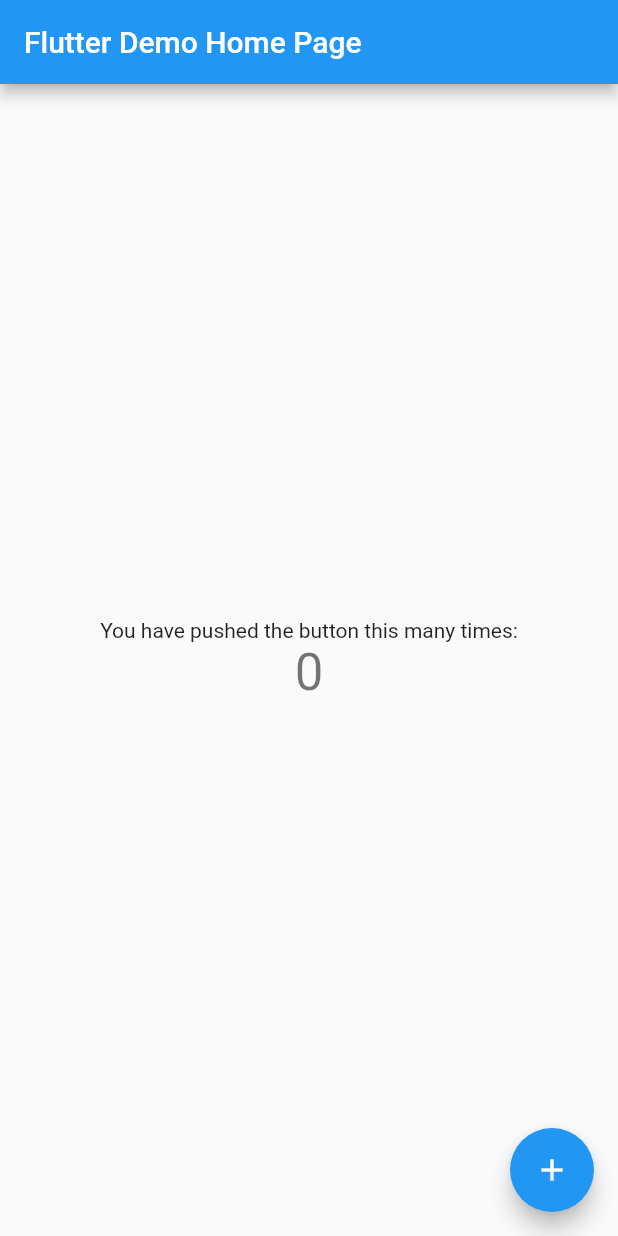
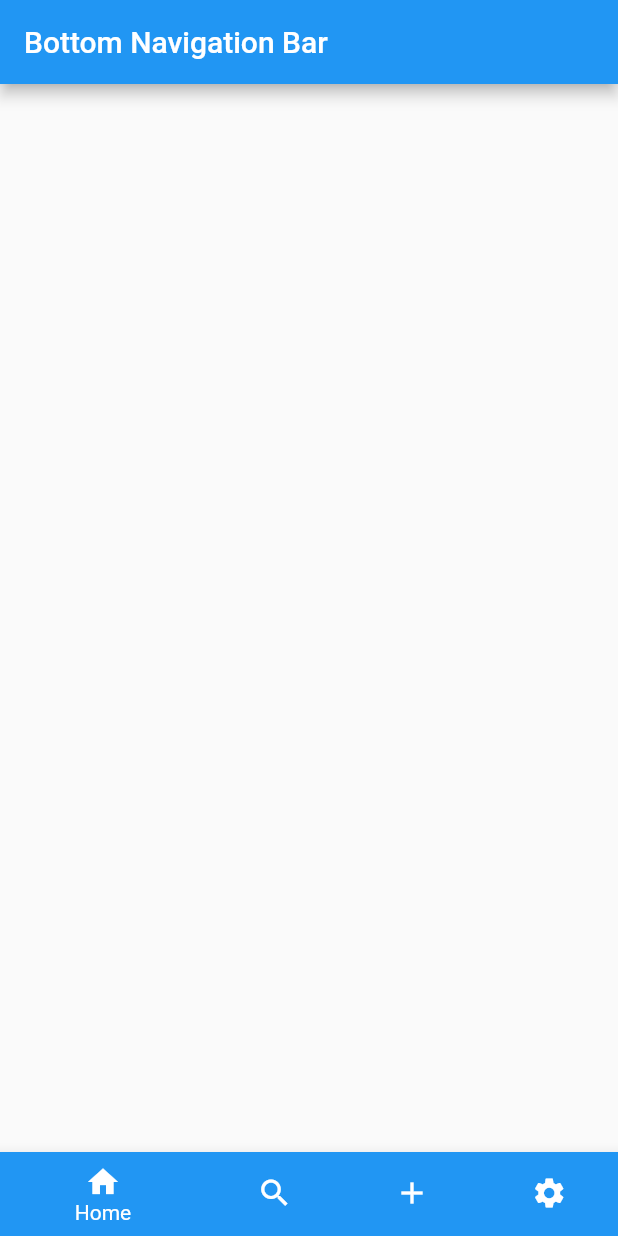
Before and after one commit to Nikhil-Wagh/FlutterSamples, a Flutter app: the screen it shows after launch, on a phone screen of 412 x 824 dp. Run offline on Flutter 3.47's test engine with Material 2 defaults, Android fonts, the phone set to English and light mode, and no system bars.

Commit message:
navbar working

```diff
--- a/BottomNavigationBar/lib/main.dart
+++ b/BottomNavigationBar/lib/main.dart
@@ -11,37 +11,16 @@ class MyApp extends StatelessWidget {
     return MaterialApp(
       title: 'Flutter Demo',
       theme: ThemeData(
-        // This is the theme of your application.
-        //
-        // Try running your application with "flutter run". You'll see the
-        // application has a blue toolbar. Then, without quitting the app, try
-        // changing the primarySwatch below to Colors.green and then invoke
-        // "hot reload" (press "r" in the console where you ran "flutter run",
-        // or simply save your changes to "hot reload" in a Flutter IDE).
-        // Notice that the counter didn't reset back to zero; the application
-        // is not restarted.
         primarySwatch: Colors.blue,
-        // This makes the visual density adapt to the platform that you run
-        // the app on. For desktop platforms, the controls will be smaller and
-        // closer together (more dense) than on mobile platforms.
         visualDensity: VisualDensity.adaptivePlatformDensity,
       ),
-      home: MyHomePage(title: 'Flutter Demo Home Page'),
+      home: MyHomePage(title: 'Bottom Navigation Bar'),
     );
   }
 }
 
 class MyHomePage extends StatefulWidget {
   MyHomePage({Key key, this.title}) : super(key: key);
-
-  // This widget is the home page of your application. It is stateful, meaning
-  // that it has a State object (defined below) that contains fields that affect
-  // how it looks.
-
-  // This class is the configuration for the state. It holds the values (in this
-  // case the title) provided by the parent (in this case the App widget) and
-  // used by the build method of the State. Fields in a Widget subclass are
-  // always marked "final".
 
   final String title;
 
@@ -50,68 +29,26 @@ class MyHomePage extends StatefulWidget {
 }
 
 class _MyHomePageState extends State<MyHomePage> {
-  int _counter = 0;
-
-  void _incrementCounter() {
-    setState(() {
-      // This call to setState tells the Flutter framework that something has
-      // changed in this State, which causes it to rerun the build method below
-      // so that the display can reflect the updated values. If we changed
-      // _counter without calling setState(), then the build method would not be
-      // called again, and so nothing would appear to happen.
-      _counter++;
-    });
-  }
-
+  int _currentIndex = 0;
   @override
   Widget build(BuildContext context) {
-    // This method is rerun every time setState is called, for instance as done
-    // by the _incrementCounter method above.
-    //
-    // The Flutter framework has been optimized to make rerunning build methods
-    // fast, so that you can just rebuild anything that needs updating rather
-    // than having to individually change instances of widgets.
     return Scaffold(
-      appBar: AppBar(
-        // Here we take the value from the MyHomePage object that was created by
-        // the App.build method, and use it to set our appbar title.
-        title: Text(widget.title),
+      appBar: AppBar(title: Text(widget.title)),
+      // body: Container(
+      //   color: Colors.blue[900],
+      // ),
+      bottomNavigationBar: BottomNavigationBar(
+        currentIndex: _currentIndex,
+        items: <BottomNavigationBarItem>[
+          BottomNavigationBarItem(icon: Icon(Icons.home), label: 'Home', backgroundColor: Colors.blue),
+          BottomNavigationBarItem(icon: Icon(Icons.search), label: 'Search', backgroundColor: Colors.blue),
+          BottomNavigationBarItem(icon: Icon(Icons.add), label: 'Add', backgroundColor: Colors.blue),
+          BottomNavigationBarItem(icon: Icon(Icons.settings), label: 'Settings', backgroundColor: Colors.blue),
+        ],
+        onTap: (value) => setState(() {
+          _currentIndex = value;
+        }),
       ),
-      body: Center(
-        // Center is a layout widget. It takes a single child and positions it
-        // in the middle of the parent.
-        child: Column(
-          // Column is also a layout widget. It takes a list of children and
-          // arranges them vertically. By default, it sizes itself to fit its
-          // children horizontally, and tries to be as tall as its parent.
-          //
-          // Invoke "debug painting" (press "p" in the console, choose the
-          // "Toggle Debug Paint" action from the Flutter Inspector in Android
-          // Studio, or the "Toggle Debug Paint" command in Visual Studio Code)
-          // to see the wireframe for each widget.
-          //
-          // Column has various properties to control how it sizes itself and
-          // how it positions its children. Here we use mainAxisAlignment to
-          // center the children vertically; the main axis here is the vertical
-          // axis because Columns are vertical (the cross axis would be
-          // horizontal).
-          mainAxisAlignment: MainAxisAlignment.center,
-          children: <Widget>[
-            Text(
-              'You have pushed the button this many times:',
-            ),
-            Text(
-              '$_counter',
-              style: Theme.of(context).textTheme.headline4,
-            ),
-          ],
-        ),
-      ),
-      floatingActionButton: FloatingActionButton(
-        onPressed: _incrementCounter,
-        tooltip: 'Increment',
-        child: Icon(Icons.add),
-      ), // This trailing comma makes auto-formatting nicer for build methods.
     );
   }
 }
```
Also changed, not shown: 1 other file.
